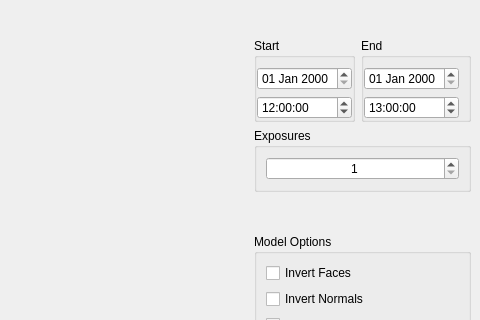
Old version of the form ui/ShadowSimulation.ui in the repository xalpha/ShadowSimulation; both pictures show x 653 to 1133 and y 211 to 531 of the 1133 by 891 pixel window.
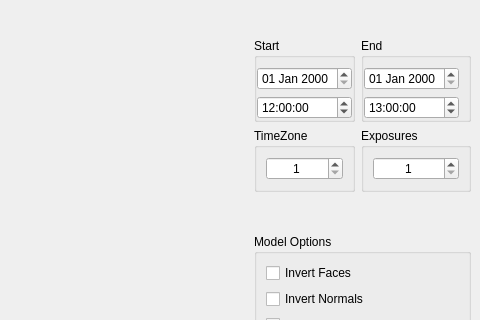
New version of the form. Icons and pictures are not drawn. Custom widgets are drawn as their Qt base class.

Diff of the .ui file:
```diff
--- a/ui/ShadowSimulation.ui
+++ b/ui/ShadowSimulation.ui
@@ -268,7 +268,7 @@
           </layout>
          </widget>
         </item>
-        <item row="1" column="0" colspan="2">
+        <item row="1" column="1">
          <widget class="QGroupBox" name="groupBox_8">
           <property name="title">
            <string>Exposures</string>
@@ -290,6 +290,28 @@
           </layout>
          </widget>
         </item>
+        <item row="1" column="0">
+         <widget class="QGroupBox" name="groupBox_9">
+          <property name="title">
+           <string>TimeZone</string>
+          </property>
+          <layout class="QVBoxLayout" name="verticalLayout_8">
+           <item>
+            <widget class="QSpinBox" name="timezone">
+             <property name="alignment">
+              <set>Qt::AlignCenter</set>
+             </property>
+             <property name="minimum">
+              <number>1</number>
+             </property>
+             <property name="maximum">
+              <number>12</number>
+             </property>
+            </widget>
+           </item>
+          </layout>
+         </widget>
+        </item>
        </layout>
       </item>
       <item>
```
